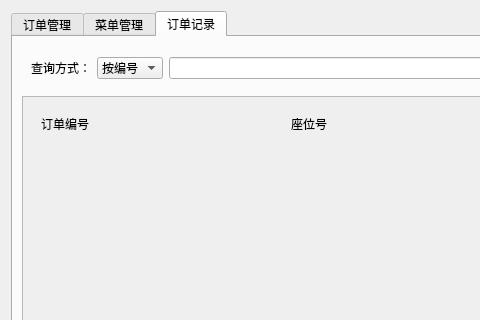
This is admini/administratorinterface.ui in Li-Yaosong/BuffetMealsSystem as Qt 5 draws it before an edit; both pictures show x 0 to 480 and y 0 to 320 of the 1074 by 693 pixel window. The edited form follows.
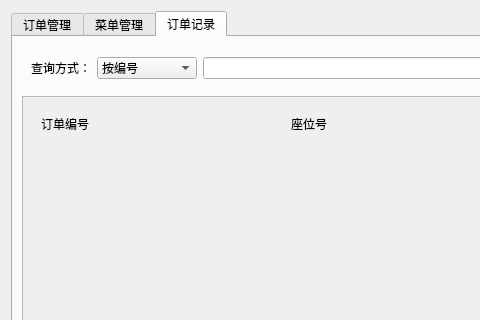
This is the edited form. The open tabs and pages were chosen to show the change.

What changed in the file:
```diff
--- a/admini/administratorinterface.ui
+++ b/admini/administratorinterface.ui
@@ -403,6 +403,12 @@
           </item>
           <item>
            <widget class="QComboBox" name="comboBox">
+            <property name="minimumSize">
+             <size>
+              <width>100</width>
+              <height>0</height>
+             </size>
+            </property>
             <item>
              <property name="text">
               <string>按编号</string>
```
